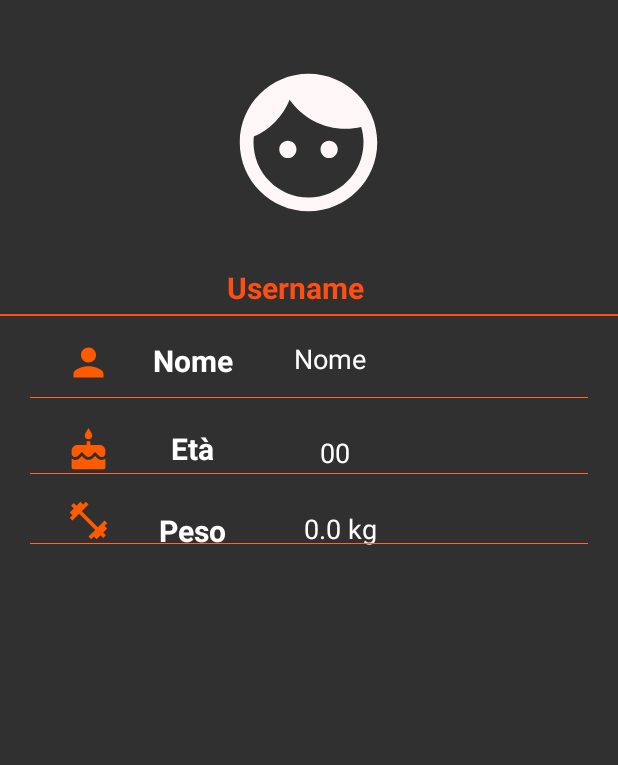
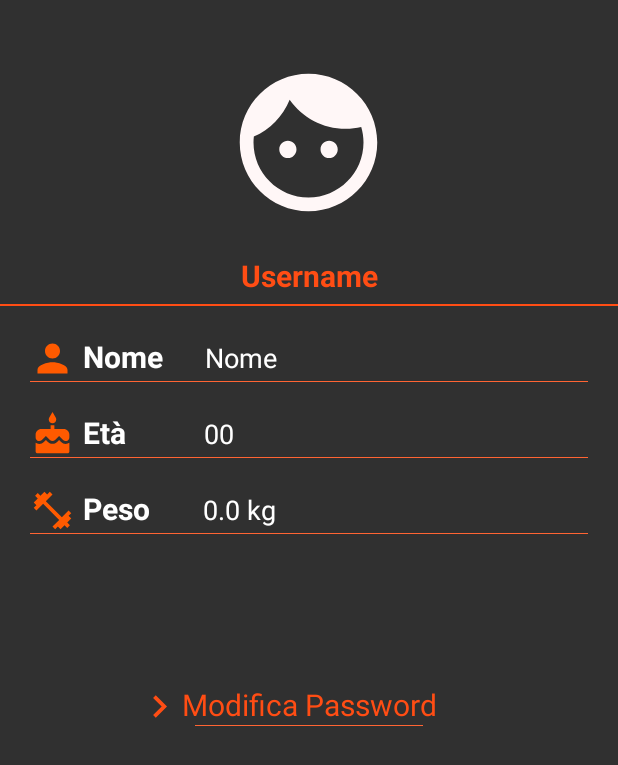
Before and after one commit to StefanoOr/PalestratiProgettoIum, an Android app: the Profilo screen opened directly, with no data from a screen before it, on a phone screen of 412 x 824 dp. Shown: the top 765 px of the screen. Run offline under Robolectric (Android 15) with nearby library versions, the phone set to English and light mode, and no system bars; Roboto replaces fonts that are not available here.

Commit message:
ModificaPassword
aggiunto a profilo

```diff
--- /dev/null
+++ b/app/src/main/res/drawable/ic_baseline_keyboard_arrow_right_24.xml
@@ -0,0 +1,5 @@
+<vector android:height="24dp" android:tint="#FF4D14"
+    android:viewportHeight="24" android:viewportWidth="24"
+    android:width="24dp" xmlns:android="http://schemas.android.com/apk/res/android">
+    <path android:fillColor="@android:color/white" android:pathData="M8.59,16.59L13.17,12 8.59,7.41 10,6l6,6 -6,6 -1.41,-1.41z"/>
+</vector>
--- a/app/src/main/res/layout/activity_profilo.xml
+++ b/app/src/main/res/layout/activity_profilo.xml
@@ -30,13 +30,12 @@
             android:layout_width="wrap_content"
             android:layout_height="wrap_content"
             android:layout_alignParentBottom="true"
-            android:layout_marginTop="28dp"
+            android:layout_marginTop="20dp"
             android:text="@string/username"
             android:textColor="@color/barra_separatoria_principale"
             android:textSize="20dp"
             android:textStyle="bold"
             app:layout_constraintEnd_toEndOf="parent"
-            app:layout_constraintHorizontal_bias="0.471"
             app:layout_constraintStart_toStartOf="parent"
             app:layout_constraintTop_toBottomOf="@+id/imageView" />
 
@@ -45,7 +44,7 @@
             android:layout_width="match_parent"
             android:layout_height="1dp"
             android:layout_alignParentBottom="true"
-            android:layout_marginTop="4dp"
+            android:layout_marginTop="5dp"
             android:background="@color/barra_separatoria_principale"
             app:layout_constraintEnd_toEndOf="parent"
             app:layout_constraintHorizontal_bias="0.0"
@@ -56,8 +55,8 @@
             android:id="@+id/imageView3"
             android:layout_width="30dp"
             android:layout_height="30dp"
-            android:layout_marginStart="44dp"
-            android:layout_marginTop="16dp"
+            android:layout_marginStart="20dp"
+            android:layout_marginTop="20dp"
             android:src="@drawable/ic_baseline_person_24"
             app:layout_constraintStart_toStartOf="parent"
             app:layout_constraintTop_toBottomOf="@+id/view" />
@@ -66,13 +65,12 @@
             android:id="@+id/textView10"
             android:layout_width="wrap_content"
             android:layout_height="wrap_content"
-            android:layout_marginTop="16dp"
+            android:layout_marginStart="5dp"
+            android:layout_marginTop="20dp"
             android:text="Nome"
             android:textColor="@color/white"
             android:textSize="20dp"
             android:textStyle="bold"
-            app:layout_constraintEnd_toStartOf="@+id/textView11"
-            app:layout_constraintHorizontal_bias="0.405"
             app:layout_constraintStart_toEndOf="@+id/imageView3"
             app:layout_constraintTop_toBottomOf="@+id/view" />
 
@@ -80,20 +78,20 @@
             android:id="@+id/textView11"
             android:layout_width="wrap_content"
             android:layout_height="wrap_content"
-            android:layout_marginTop="16dp"
-            android:layout_marginEnd="168dp"
+            android:layout_marginTop="22dp"
+            android:layout_marginEnd="200dp"
             android:text="Nome"
             android:textColor="@color/white"
             android:textSize="18dp"
             app:layout_constraintEnd_toEndOf="parent"
+            app:layout_constraintStart_toEndOf="@+id/textView10"
             app:layout_constraintTop_toBottomOf="@+id/view" />
 
         <View
             android:id="@+id/view2"
             android:layout_width="match_parent"
-            android:layout_height="0.8dp"
+            android:layout_height="0.5dp"
             android:layout_marginStart="20dp"
-            android:layout_marginTop="8dp"
             android:layout_marginEnd="20dp"
             android:background="@color/barra_separatoria_secondaria"
             app:layout_constraintEnd_toEndOf="parent"
@@ -105,10 +103,9 @@
             android:id="@+id/imageView4"
             android:layout_width="30dp"
             android:layout_height="30dp"
+            android:layout_marginStart="20dp"
             android:layout_marginTop="20dp"
             android:src="@drawable/ic_baseline_cake_24"
-            app:layout_constraintEnd_toEndOf="parent"
-            app:layout_constraintHorizontal_bias="0.115"
             app:layout_constraintStart_toStartOf="parent"
             app:layout_constraintTop_toBottomOf="@+id/view2" />
 
@@ -116,7 +113,7 @@
             android:id="@+id/textView13"
             android:layout_width="wrap_content"
             android:layout_height="wrap_content"
-            android:layout_marginStart="40dp"
+            android:layout_marginStart="5dp"
             android:layout_marginTop="20dp"
             android:text="Età"
             android:textColor="@color/white"
@@ -129,13 +126,13 @@
             android:id="@+id/textView12"
             android:layout_width="wrap_content"
             android:layout_height="wrap_content"
-            android:layout_marginTop="24dp"
+            android:layout_marginTop="22dp"
             android:layout_marginEnd="124dp"
             android:text="00"
             android:textColor="@color/white"
             android:textSize="18dp"
             app:layout_constraintEnd_toEndOf="parent"
-            app:layout_constraintHorizontal_bias="0.566"
+            app:layout_constraintHorizontal_bias="0.284"
             app:layout_constraintStart_toEndOf="@+id/textView13"
             app:layout_constraintTop_toBottomOf="@+id/view2" />
 
@@ -154,10 +151,10 @@
             android:id="@+id/imageView5"
             android:layout_width="30dp"
             android:layout_height="30dp"
-            android:layout_marginTop="16dp"
+            android:layout_marginTop="20dp"
             android:src="@drawable/ic_baseline_fitness_center_24"
             app:layout_constraintEnd_toEndOf="parent"
-            app:layout_constraintHorizontal_bias="0.115"
+            app:layout_constraintHorizontal_bias="0.052"
             app:layout_constraintStart_toStartOf="parent"
             app:layout_constraintTop_toBottomOf="@+id/view3" />
 
@@ -165,8 +162,8 @@
             android:id="@+id/textView14"
             android:layout_width="wrap_content"
             android:layout_height="wrap_content"
-            android:layout_marginStart="32dp"
-            android:layout_marginTop="24dp"
+            android:layout_marginStart="5dp"
+            android:layout_marginTop="20dp"
             android:text="Peso"
             android:textColor="@color/white"
             android:textSize="20dp"
@@ -177,16 +174,17 @@
         <TextView
             android:layout_width="wrap_content"
             android:layout_height="wrap_content"
-            android:layout_marginTop="24dp"
+            android:layout_marginTop="22dp"
             android:text="0.0 kg"
             android:textColor="@color/white"
             android:textSize="18dp"
             app:layout_constraintEnd_toEndOf="parent"
-            app:layout_constraintHorizontal_bias="0.246"
+            app:layout_constraintHorizontal_bias="0.133"
             app:layout_constraintStart_toEndOf="@+id/textView14"
             app:layout_constraintTop_toBottomOf="@+id/view3" />
 
         <View
+            android:id="@+id/view4"
             android:layout_width="match_parent"
             android:layout_height="0.5dp"
             android:layout_marginStart="20dp"
@@ -196,6 +194,39 @@
             app:layout_constraintStart_toStartOf="parent"
             app:layout_constraintTop_toBottomOf="@+id/imageView5" />
 
+        <ImageView
+            android:layout_width="30dp"
+            android:layout_height="30dp"
+            android:layout_marginTop="100dp"
+            android:src="@drawable/ic_baseline_keyboard_arrow_right_24"
+            app:layout_constraintEnd_toStartOf="@+id/textView2"
+            app:layout_constraintHorizontal_bias="1.0"
+            app:layout_constraintStart_toStartOf="parent"
+            app:layout_constraintTop_toBottomOf="@+id/view4" />
+
+        <TextView
+            android:id="@+id/textView2"
+            android:layout_width="wrap_content"
+            android:layout_height="wrap_content"
+            android:layout_marginTop="100dp"
+            android:text="Modifica Password"
+            android:textColor="@color/barra_separatoria_principale"
+            android:textSize="20dp"
+            app:layout_constraintEnd_toEndOf="parent"
+            app:layout_constraintStart_toStartOf="parent"
+            app:layout_constraintTop_toBottomOf="@+id/view4" />
+
+        <View
+            android:layout_width="match_parent"
+            android:layout_height="0.5dp"
+            android:layout_marginStart="130dp"
+            android:layout_marginEnd="130dp"
+            android:background="@color/barra_separatoria_secondaria"
+            app:layout_constraintEnd_toEndOf="@+id/textView2"
+            app:layout_constraintStart_toStartOf="@+id/textView2"
+            app:layout_constraintTop_toBottomOf="@+id/textView2" />
+
+
     </androidx.constraintlayout.widget.ConstraintLayout>
 
 </LinearLayout>
```
Also changed, not shown: app/src/main/res/layout/activity_home.xml (+5 -4 lines).
